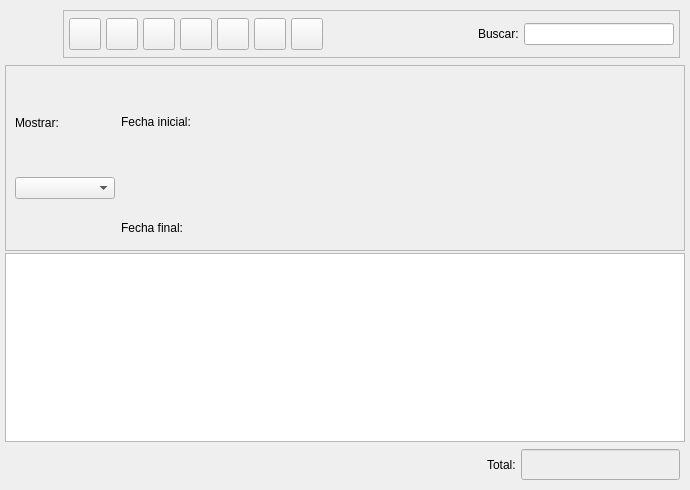
Before: the Qt Designer form bulmages/bulmafact/src/presupuestoslistbase.ui in eboladev/Bulmages-1, drawn with Qt 5.
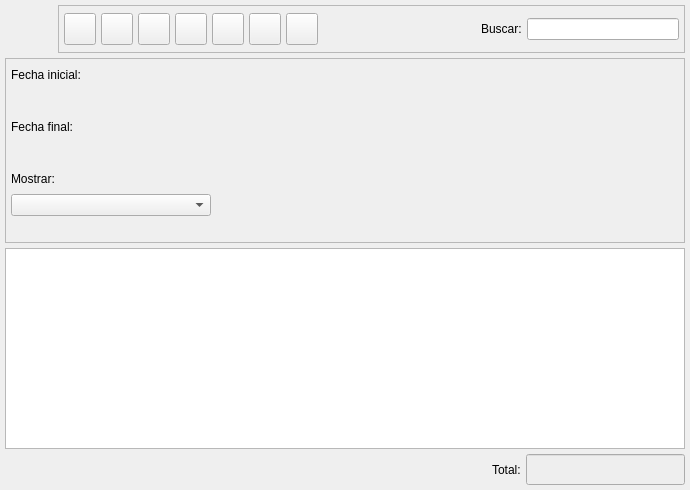
After: the same form once the commit is applied. Icons and pictures are not drawn. Custom widgets are drawn as their Qt base class.

The edit to the form file:
```diff
--- a/bulmages/bulmafact/src/presupuestoslistbase.ui
+++ b/bulmages/bulmafact/src/presupuestoslistbase.ui
@@ -19,386 +19,29 @@
   <property name="windowIcon" >
    <iconset resource="../../bulmages.qrc" >:/Bulmafact48x48/images/png/48x48/i_bulmages_ventas_presupuestos_listado.48x48.png</iconset>
   </property>
-  <layout class="QVBoxLayout" >
+  <layout class="QGridLayout" >
    <property name="margin" >
     <number>5</number>
    </property>
    <property name="spacing" >
-    <number>2</number>
+    <number>5</number>
    </property>
-   <item>
-    <layout class="QHBoxLayout" >
-     <property name="margin" >
-      <number>5</number>
-     </property>
-     <property name="spacing" >
-      <number>5</number>
-     </property>
-     <item>
-      <widget class="QLabel" name="label" >
-       <property name="minimumSize" >
-        <size>
-         <width>48</width>
-         <height>48</height>
-        </size>
-       </property>
-       <property name="maximumSize" >
-        <size>
-         <width>48</width>
-         <height>48</height>
-        </size>
-       </property>
-       <property name="text" >
-        <string/>
-       </property>
-       <property name="pixmap" >
-        <pixmap resource="../../bulmages.qrc" >:/Bulmafact48x48/images/png/48x48/i_bulmages_ventas_presupuestos_listado.48x48.png</pixmap>
-       </property>
-      </widget>
-     </item>
-     <item>
-      <widget class="QFrame" name="m_botonera" >
-       <property name="frameShape" >
-        <enum>QFrame::StyledPanel</enum>
-       </property>
-       <property name="frameShadow" >
-        <enum>QFrame::Raised</enum>
-       </property>
-       <layout class="QHBoxLayout" >
-        <property name="margin" >
-         <number>5</number>
-        </property>
-        <property name="spacing" >
-         <number>5</number>
-        </property>
-        <item>
-         <widget class="QToolButton" name="mui_crear" >
-          <property name="minimumSize" >
-           <size>
-            <width>32</width>
-            <height>32</height>
-           </size>
-          </property>
-          <property name="maximumSize" >
-           <size>
-            <width>32</width>
-            <height>32</height>
-           </size>
-          </property>
-          <property name="toolTip" >
-           <string>Nuevo presupuesto</string>
-          </property>
-          <property name="whatsThis" >
-           <string>Nuevo presupuesto</string>
-          </property>
-          <property name="text" >
-           <string/>
-          </property>
-          <property name="icon" >
-           <iconset resource="../../bulmages.qrc" >:/Genericos32x32/images/png/i_fileNew.xpm</iconset>
-          </property>
-          <property name="iconSize" >
-           <size>
-            <width>32</width>
-            <height>32</height>
-           </size>
-          </property>
-          <property name="shortcut" >
-           <string>Ctrl+N</string>
-          </property>
-         </widget>
-        </item>
-        <item>
-         <widget class="QToolButton" name="mui_editar" >
-          <property name="minimumSize" >
-           <size>
-            <width>32</width>
-            <height>32</height>
-           </size>
-          </property>
-          <property name="maximumSize" >
-           <size>
-            <width>32</width>
-            <height>32</height>
-           </size>
-          </property>
-          <property name="toolTip" >
-           <string>Editar presupuesto</string>
-          </property>
-          <property name="whatsThis" >
-           <string>Editar presupuesto</string>
-          </property>
-          <property name="text" >
-           <string/>
-          </property>
-          <property name="icon" >
-           <iconset resource="../../bulmages.qrc" >:/Genericos32x32/images/png/i_edit.png</iconset>
-          </property>
-          <property name="iconSize" >
-           <size>
-            <width>32</width>
-            <height>32</height>
-           </size>
-          </property>
-          <property name="shortcut" >
-           <string>Ctrl+E</string>
-          </property>
-         </widget>
-        </item>
-        <item>
-         <widget class="QToolButton" name="mui_borrar" >
-          <property name="minimumSize" >
-           <size>
-            <width>32</width>
-            <height>32</height>
-           </size>
-          </property>
-          <property name="maximumSize" >
-           <size>
-            <width>32</width>
-            <height>32</height>
-           </size>
-          </property>
-          <property name="toolTip" >
-           <string>Borrar presupuesto</string>
-          </property>
-          <property name="whatsThis" >
-           <string>Borrar presupuesto</string>
-          </property>
-          <property name="text" >
-           <string/>
-          </property>
-          <property name="icon" >
-           <iconset resource="../../bulmages.qrc" >:/Genericos32x32/images/png/i_editDelete.png</iconset>
-          </property>
-          <property name="iconSize" >
-           <size>
-            <width>32</width>
-            <height>32</height>
-           </size>
-          </property>
-          <property name="shortcut" >
-           <string>Ctrl+D</string>
-          </property>
-         </widget>
-        </item>
-        <item>
-         <widget class="QToolButton" name="mui_imprimir" >
-          <property name="minimumSize" >
-           <size>
-            <width>32</width>
-            <height>32</height>
-           </size>
-          </property>
-          <property name="maximumSize" >
-           <size>
-            <width>32</width>
-            <height>32</height>
-           </size>
-          </property>
-          <property name="toolTip" >
-           <string>Imprimir listado</string>
-          </property>
-          <property name="whatsThis" >
-           <string>Imprimir listado</string>
-          </property>
-          <property name="text" >
-           <string/>
-          </property>
-          <property name="icon" >
-           <iconset resource="../../bulmages.qrc" >:/Genericos32x32/images/png/i_filePrint.xpm</iconset>
-          </property>
-          <property name="iconSize" >
-           <size>
-            <width>32</width>
-            <height>32</height>
-           </size>
-          </property>
-          <property name="shortcut" >
-           <string>Ctrl+P</string>
-          </property>
-         </widget>
-        </item>
-        <item>
-         <widget class="QToolButton" name="mui_filtrar" >
-          <property name="minimumSize" >
-           <size>
-            <width>32</width>
-            <height>32</height>
-           </size>
-          </property>
-          <property name="maximumSize" >
-           <size>
-            <width>32</width>
-            <height>32</height>
-           </size>
-          </property>
-          <property name="toolTip" >
-           <string>Filtrar pedidos</string>
-          </property>
-          <property name="whatsThis" >
-           <string>Filtrar pedidos</string>
-          </property>
-          <property name="text" >
-           <string/>
-          </property>
-          <property name="icon" >
-           <iconset resource="../../bulmages.qrc" >:/Genericos32x32/images/png/i_find.png</iconset>
-          </property>
-          <property name="iconSize" >
-           <size>
-            <width>32</width>
-            <height>32</height>
-           </size>
-          </property>
-          <property name="checkable" >
-           <bool>true</bool>
-          </property>
-         </widget>
-        </item>
-        <item>
-         <widget class="QToolButton" name="mui_configurar" >
-          <property name="minimumSize" >
-           <size>
-            <width>32</width>
-            <height>32</height>
-           </size>
-          </property>
-          <property name="maximumSize" >
-           <size>
-            <width>32</width>
-            <height>32</height>
-           </size>
-          </property>
-          <property name="toolTip" >
-           <string>Configurar listado</string>
-          </property>
-          <property name="whatsThis" >
-           <string>Configurar listado</string>
-          </property>
-          <property name="text" >
-           <string/>
-          </property>
-          <property name="icon" >
-           <iconset resource="../../bulmages.qrc" >:/Genericos32x32/images/png/i_packageSettings.png</iconset>
-          </property>
-          <property name="iconSize" >
-           <size>
-            <width>32</width>
-            <height>32</height>
-           </size>
-          </property>
-          <property name="checkable" >
-           <bool>true</bool>
-          </property>
-         </widget>
-        </item>
-        <item>
-         <widget class="QToolButton" name="mui_actualizar" >
-          <property name="minimumSize" >
-           <size>
-            <width>32</width>
-            <height>32</height>
-           </size>
-          </property>
-          <property name="maximumSize" >
-           <size>
-            <width>32</width>
-            <height>32</height>
-           </size>
-          </property>
-          <property name="toolTip" >
-           <string>Actualizar listado</string>
-          </property>
-          <property name="whatsThis" >
-           <string>Actualizar listado</string>
-          </property>
-          <property name="text" >
-           <string/>
-          </property>
-          <property name="icon" >
-           <iconset resource="../../bulmages.qrc" >:/Genericos32x32/images/png/i_reload.png</iconset>
-          </property>
-          <property name="iconSize" >
-           <size>
-            <width>22</width>
-            <height>22</height>
-           </size>
-          </property>
-          <property name="shortcut" >
-           <string>F5</string>
-          </property>
-         </widget>
-        </item>
-        <item>
-         <widget class="QFrame" name="mui_plugbotones" >
-          <property name="sizePolicy" >
-           <sizepolicy>
-            <hsizetype>0</hsizetype>
-            <vsizetype>0</vsizetype>
-            <horstretch>0</horstretch>
-            <verstretch>0</verstretch>
-           </sizepolicy>
-          </property>
-          <property name="frameShape" >
-           <enum>QFrame::NoFrame</enum>
-          </property>
-          <property name="frameShadow" >
-           <enum>QFrame::Plain</enum>
-          </property>
-          <property name="lineWidth" >
-           <number>0</number>
-          </property>
-         </widget>
-        </item>
-        <item>
-         <spacer>
-          <property name="orientation" >
-           <enum>Qt::Horizontal</enum>
-          </property>
-          <property name="sizeType" >
-           <enum>QSizePolicy::Expanding</enum>
-          </property>
-          <property name="sizeHint" >
-           <size>
-            <width>91</width>
-            <height>34</height>
-           </size>
-          </property>
-         </spacer>
-        </item>
-        <item>
-         <widget class="QLabel" name="textLabel1_2" >
-          <property name="text" >
-           <string>Buscar:</string>
-          </property>
-         </widget>
-        </item>
-        <item>
-         <widget class="QLineEdit" name="m_filtro" >
-          <property name="minimumSize" >
-           <size>
-            <width>150</width>
-            <height>0</height>
-           </size>
-          </property>
-         </widget>
-        </item>
-       </layout>
-      </widget>
-     </item>
-    </layout>
-   </item>
-   <item>
+   <item row="1" column="0" >
     <widget class="QFrame" name="m_busqueda" >
      <property name="sizePolicy" >
       <sizepolicy>
        <hsizetype>7</hsizetype>
-       <vsizetype>0</vsizetype>
+       <vsizetype>5</vsizetype>
        <horstretch>0</horstretch>
        <verstretch>0</verstretch>
       </sizepolicy>
      </property>
+     <property name="minimumSize" >
+      <size>
+       <width>16</width>
+       <height>185</height>
+      </size>
+     </property>
      <property name="frameShape" >
       <enum>QFrame::StyledPanel</enum>
      </property>
@@ -407,205 +50,195 @@
      </property>
      <layout class="QGridLayout" >
       <property name="margin" >
-       <number>9</number>
+       <number>5</number>
       </property>
       <property name="spacing" >
-       <number>6</number>
+       <number>5</number>
       </property>
-      <item rowspan="2" row="1" column="2" >
-       <widget class="BusquedaCliente" native="1" name="m_cliente" >
+      <item row="6" column="0" >
+       <spacer>
+        <property name="orientation" >
+         <enum>Qt::Vertical</enum>
+        </property>
+        <property name="sizeType" >
+         <enum>QSizePolicy::Preferred</enum>
+        </property>
+        <property name="sizeHint" >
+         <size>
+          <width>20</width>
+          <height>21</height>
+         </size>
+        </property>
+       </spacer>
+      </item>
+      <item row="5" column="0" >
+       <widget class="QComboBox" name="mui_procesada" >
         <property name="sizePolicy" >
          <sizepolicy>
-          <hsizetype>7</hsizetype>
-          <vsizetype>0</vsizetype>
+          <hsizetype>0</hsizetype>
+          <vsizetype>5</vsizetype>
           <horstretch>0</horstretch>
           <verstretch>0</verstretch>
          </sizepolicy>
         </property>
         <property name="minimumSize" >
          <size>
-          <width>0</width>
-          <height>80</height>
+          <width>200</width>
+          <height>21</height>
          </size>
         </property>
-        <property name="maximumSize" >
-         <size>
-          <width>16777215</width>
-          <height>16777215</height>
-         </size>
+        <property name="focusPolicy" >
+         <enum>Qt::StrongFocus</enum>
         </property>
-        <property name="autoFillBackground" >
-         <bool>false</bool>
+        <property name="frame" >
+         <bool>true</bool>
         </property>
        </widget>
       </item>
-      <item row="0" column="2" >
-       <widget class="BusquedaArticulo" native="1" name="m_articulo" >
+      <item row="4" column="0" >
+       <widget class="QLabel" name="label_2" >
         <property name="sizePolicy" >
          <sizepolicy>
-          <hsizetype>7</hsizetype>
-          <vsizetype>0</vsizetype>
+          <hsizetype>5</hsizetype>
+          <vsizetype>5</vsizetype>
           <horstretch>0</horstretch>
           <verstretch>0</verstretch>
          </sizepolicy>
         </property>
+        <property name="text" >
+         <string>Mostrar:</string>
+        </property>
+        <property name="alignment" >
+         <set>Qt::AlignLeading|Qt::AlignLeft|Qt::AlignVCenter</set>
+        </property>
+        <property name="buddy" >
+         <cstring>mui_procesada</cstring>
+        </property>
+       </widget>
+      </item>
+      <item row="3" column="0" >
+       <widget class="BusquedaFecha" native="1" name="m_fechafin" >
+        <property name="sizePolicy" >
+         <sizepolicy>
+          <hsizetype>0</hsizetype>
+          <vsizetype>5</vsizetype>
+          <horstretch>0</horstretch>
+          <verstretch>0</verstretch>
+         </sizepolicy>
+        </property>
         <property name="minimumSize" >
          <size>
-          <width>0</width>
-          <height>80</height>
+          <width>200</width>
+          <height>21</height>
          </size>
         </property>
-        <property name="maximumSize" >
+       </widget>
+      </item>
+      <item row="0" column="0" >
+       <widget class="QLabel" name="textLabel1_4" >
+        <property name="sizePolicy" >
+         <sizepolicy>
+          <hsizetype>5</hsizetype>
+          <vsizetype>5</vsizetype>
+          <horstretch>0</horstretch>
+          <verstretch>0</verstretch>
+         </sizepolicy>
+        </property>
+        <property name="text" >
+         <string>Fecha inicial:</string>
+        </property>
+       </widget>
+      </item>
+      <item row="1" column="0" >
+       <widget class="BusquedaFecha" native="1" name="m_fechain" >
+        <property name="sizePolicy" >
+         <sizepolicy>
+          <hsizetype>0</hsizetype>
+          <vsizetype>5</vsizetype>
+          <horstretch>0</horstretch>
+          <verstretch>0</verstretch>
+         </sizepolicy>
+        </property>
+        <property name="minimumSize" >
          <size>
-          <width>16777215</width>
-          <height>16777215</height>
+          <width>200</width>
+          <height>21</height>
          </size>
         </property>
        </widget>
       </item>
-      <item rowspan="3" row="0" column="0" >
+      <item row="2" column="0" >
+       <widget class="QLabel" name="textLabel1_4_2" >
+        <property name="sizePolicy" >
+         <sizepolicy>
+          <hsizetype>5</hsizetype>
+          <vsizetype>5</vsizetype>
+          <horstretch>0</horstretch>
+          <verstretch>0</verstretch>
+         </sizepolicy>
+        </property>
+        <property name="text" >
+         <string>Fecha final:</string>
+        </property>
+       </widget>
+      </item>
+      <item rowspan="7" row="0" column="1" >
        <layout class="QVBoxLayout" >
         <property name="margin" >
          <number>0</number>
         </property>
         <property name="spacing" >
-         <number>6</number>
+         <number>5</number>
         </property>
         <item>
-         <widget class="QLabel" name="label_2" >
+         <widget class="BusquedaArticulo" native="1" name="m_articulo" >
           <property name="sizePolicy" >
            <sizepolicy>
-            <hsizetype>0</hsizetype>
-            <vsizetype>0</vsizetype>
+            <hsizetype>5</hsizetype>
+            <vsizetype>5</vsizetype>
             <horstretch>0</horstretch>
             <verstretch>0</verstretch>
            </sizepolicy>
           </property>
-          <property name="text" >
-           <string>Mostrar:</string>
-          </property>
-          <property name="alignment" >
-           <set>Qt::AlignLeading|Qt::AlignLeft|Qt::AlignVCenter</set>
-          </property>
-          <property name="buddy" >
-           <cstring>mui_procesada</cstring>
-          </property>
-         </widget>
-        </item>
-        <item>
-         <widget class="QComboBox" name="mui_procesada" >
-          <property name="sizePolicy" >
-           <sizepolicy>
-            <hsizetype>0</hsizetype>
-            <vsizetype>0</vsizetype>
-            <horstretch>0</horstretch>
-            <verstretch>0</verstretch>
-           </sizepolicy>
-          </property>
           <property name="minimumSize" >
            <size>
-            <width>100</width>
-            <height>0</height>
+            <width>0</width>
+            <height>80</height>
            </size>
           </property>
           <property name="maximumSize" >
            <size>
-            <width>200</width>
+            <width>16777215</width>
             <height>16777215</height>
            </size>
           </property>
-          <property name="focusPolicy" >
-           <enum>Qt::StrongFocus</enum>
-          </property>
-          <property name="frame" >
-           <bool>true</bool>
-          </property>
          </widget>
         </item>
-       </layout>
-      </item>
-      <item rowspan="2" row="0" column="1" >
-       <layout class="QVBoxLayout" >
-        <property name="margin" >
-         <number>0</number>
-        </property>
-        <property name="spacing" >
-         <number>6</number>
-        </property>
         <item>
-         <widget class="QLabel" name="textLabel1_4" >
+         <widget class="BusquedaCliente" native="1" name="m_cliente" >
           <property name="sizePolicy" >
            <sizepolicy>
-            <hsizetype>0</hsizetype>
-            <vsizetype>0</vsizetype>
+            <hsizetype>5</hsizetype>
+            <vsizetype>5</vsizetype>
             <horstretch>0</horstretch>
             <verstretch>0</verstretch>
            </sizepolicy>
           </property>
-          <property name="text" >
-           <string>Fecha inicial:</string>
-          </property>
-         </widget>
-        </item>
-        <item>
-         <widget class="BusquedaFecha" native="1" name="m_fechain" >
-          <property name="sizePolicy" >
-           <sizepolicy>
-            <hsizetype>0</hsizetype>
-            <vsizetype>0</vsizetype>
-            <horstretch>0</horstretch>
-            <verstretch>0</verstretch>
-           </sizepolicy>
-          </property>
           <property name="minimumSize" >
            <size>
-            <width>150</width>
-            <height>0</height>
+            <width>0</width>
+            <height>80</height>
            </size>
           </property>
-         </widget>
-        </item>
-       </layout>
-      </item>
-      <item row="2" column="1" >
-       <layout class="QVBoxLayout" >
-        <property name="margin" >
-         <number>0</number>
-        </property>
-        <property name="spacing" >
-         <number>6</number>
-        </property>
-        <item>
-         <widget class="QLabel" name="textLabel1_4_2" >
-          <property name="sizePolicy" >
-           <sizepolicy>
-            <hsizetype>0</hsizetype>
-            <vsizetype>0</vsizetype>
-            <horstretch>0</horstretch>
-            <verstretch>0</verstretch>
-           </sizepolicy>
-          </property>
-          <property name="text" >
-           <string>Fecha final:</string>
-          </property>
-         </widget>
-        </item>
-        <item>
-         <widget class="BusquedaFecha" native="1" name="m_fechafin" >
-          <property name="sizePolicy" >
-           <sizepolicy>
-            <hsizetype>0</hsizetype>
-            <vsizetype>0</vsizetype>
-            <horstretch>0</horstretch>
-            <verstretch>0</verstretch>
-           </sizepolicy>
-          </property>
-          <property name="minimumSize" >
+          <property name="maximumSize" >
            <size>
-            <width>150</width>
-            <height>0</height>
+            <width>16777215</width>
+            <height>16777215</height>
            </size>
           </property>
+          <property name="autoFillBackground" >
+           <bool>false</bool>
+          </property>
          </widget>
         </item>
        </layout>
@@ -613,22 +246,10 @@
      </layout>
     </widget>
    </item>
-   <item>
-    <widget class="PresupuestoListSubForm" name="mui_list" >
-     <property name="sizePolicy" >
-      <sizepolicy>
-       <hsizetype>7</hsizetype>
-       <vsizetype>7</vsizetype>
-       <horstretch>0</horstretch>
-       <verstretch>0</verstretch>
-      </sizepolicy>
-     </property>
-    </widget>
-   </item>
-   <item>
+   <item row="3" column="0" >
     <layout class="QHBoxLayout" >
      <property name="margin" >
-      <number>5</number>
+      <number>0</number>
      </property>
      <property name="spacing" >
       <number>5</number>
@@ -733,15 +354,385 @@
      </item>
     </layout>
    </item>
+   <item row="2" column="0" >
+    <widget class="PresupuestoListSubForm" name="mui_list" >
+     <property name="sizePolicy" >
+      <sizepolicy>
+       <hsizetype>7</hsizetype>
+       <vsizetype>7</vsizetype>
+       <horstretch>0</horstretch>
+       <verstretch>0</verstretch>
+      </sizepolicy>
+     </property>
+    </widget>
+   </item>
+   <item row="0" column="0" >
+    <layout class="QHBoxLayout" >
+     <property name="margin" >
+      <number>0</number>
+     </property>
+     <property name="spacing" >
+      <number>5</number>
+     </property>
+     <item>
+      <widget class="QLabel" name="label" >
+       <property name="minimumSize" >
+        <size>
+         <width>48</width>
+         <height>48</height>
+        </size>
+       </property>
+       <property name="maximumSize" >
+        <size>
+         <width>48</width>
+         <height>48</height>
+        </size>
+       </property>
+       <property name="text" >
+        <string/>
+       </property>
+       <property name="pixmap" >
+        <pixmap resource="../../bulmages.qrc" >:/Bulmafact48x48/images/png/48x48/i_bulmages_ventas_presupuestos_listado.48x48.png</pixmap>
+       </property>
+      </widget>
+     </item>
+     <item>
+      <widget class="QFrame" name="m_botonera" >
+       <property name="frameShape" >
+        <enum>QFrame::StyledPanel</enum>
+       </property>
+       <property name="frameShadow" >
+        <enum>QFrame::Raised</enum>
+       </property>
+       <layout class="QHBoxLayout" >
+        <property name="margin" >
+         <number>5</number>
+        </property>
+        <property name="spacing" >
+         <number>5</number>
+        </property>
+        <item>
+         <widget class="QToolButton" name="mui_crear" >
+          <property name="minimumSize" >
+           <size>
+            <width>32</width>
+            <height>32</height>
+           </size>
+          </property>
+          <property name="maximumSize" >
+           <size>
+            <width>32</width>
+            <height>32</height>
+           </size>
+          </property>
+          <property name="toolTip" >
+           <string>Nuevo presupuesto</string>
+          </property>
+          <property name="whatsThis" >
+           <string>Nuevo presupuesto</string>
+          </property>
+          <property name="text" >
+           <string/>
+          </property>
+          <property name="icon" >
+           <iconset resource="../../bulmages.qrc" >:/Genericos32x32/images/png/i_fileNew.xpm</iconset>
+          </property>
+          <property name="iconSize" >
+           <size>
+            <width>32</width>
+            <height>32</height>
+           </size>
+          </property>
+          <property name="shortcut" >
+           <string>Ctrl+N</string>
+          </property>
+         </widget>
+        </item>
+        <item>
+         <widget class="QToolButton" name="mui_editar" >
+          <property name="minimumSize" >
+           <size>
+            <width>32</width>
+            <height>32</height>
+           </size>
+          </property>
+          <property name="maximumSize" >
+           <size>
+            <width>32</width>
+            <height>32</height>
+           </size>
+          </property>
+          <property name="toolTip" >
+           <string>Editar presupuesto</string>
+          </property>
+          <property name="whatsThis" >
+           <string>Editar presupuesto</string>
+          </property>
+          <property name="text" >
+           <string/>
+          </property>
+          <property name="icon" >
+           <iconset resource="../../bulmages.qrc" >:/Genericos32x32/images/png/i_edit.png</iconset>
+          </property>
+          <property name="iconSize" >
+           <size>
+            <width>32</width>
+            <height>32</height>
+           </size>
+          </property>
+          <property name="shortcut" >
+           <string>Ctrl+E</string>
+          </property>
+         </widget>
+        </item>
+        <item>
+         <widget class="QToolButton" name="mui_borrar" >
+          <property name="minimumSize" >
+           <size>
+            <width>32</width>
+            <height>32</height>
+           </size>
+          </property>
+          <property name="maximumSize" >
+           <size>
+            <width>32</width>
+            <height>32</height>
+           </size>
+          </property>
+          <property name="toolTip" >
+           <string>Borrar presupuesto</string>
+          </property>
+          <property name="whatsThis" >
+           <string>Borrar presupuesto</string>
+          </property>
+          <property name="text" >
+           <string/>
+          </property>
+          <property name="icon" >
+           <iconset resource="../../bulmages.qrc" >:/Genericos32x32/images/png/i_editDelete.png</iconset>
+          </property>
+          <property name="iconSize" >
+           <size>
+            <width>32</width>
+            <height>32</height>
+           </size>
+          </property>
+          <property name="shortcut" >
+           <string>Ctrl+D</string>
+          </property>
+         </widget>
+        </item>
+        <item>
+         <widget class="QToolButton" name="mui_imprimir" >
+          <property name="minimumSize" >
+           <size>
+            <width>32</width>
+            <height>32</height>
+           </size>
+          </property>
+          <property name="maximumSize" >
+           <size>
+            <width>32</width>
+            <height>32</height>
+           </size>
+          </property>
+          <property name="toolTip" >
+           <string>Imprimir listado</string>
+          </property>
+          <property name="whatsThis" >
+           <string>Imprimir listado</string>
+          </property>
+          <property name="text" >
+           <string/>
+          </property>
+          <property name="icon" >
+           <iconset resource="../../bulmages.qrc" >:/Genericos32x32/images/png/i_filePrint.xpm</iconset>
+          </property>
+          <property name="iconSize" >
+           <size>
+            <width>32</width>
+            <height>32</height>
+           </size>
+          </property>
+          <property name="shortcut" >
+           <string>Ctrl+P</string>
+          </property>
+         </widget>
+        </item>
+        <item>
+         <widget class="QToolButton" name="mui_filtrar" >
+          <property name="minimumSize" >
+           <size>
+            <width>32</width>
+            <height>32</height>
+           </size>
+          </property>
+          <property name="maximumSize" >
+           <size>
+            <width>32</width>
+            <height>32</height>
+           </size>
+          </property>
+          <property name="toolTip" >
+           <string>Filtrar pedidos</string>
+          </property>
+          <property name="whatsThis" >
+           <string>Filtrar pedidos</string>
+          </property>
+          <property name="text" >
+           <string/>
+          </property>
+          <property name="icon" >
+           <iconset resource="../../bulmages.qrc" >:/Genericos32x32/images/png/i_find.png</iconset>
+          </property>
+          <property name="iconSize" >
+           <size>
+            <width>32</width>
+            <height>32</height>
+           </size>
+          </property>
+          <property name="checkable" >
+           <bool>true</bool>
+          </property>
+         </widget>
+        </item>
+        <item>
+         <widget class="QToolButton" name="mui_configurar" >
+          <property name="minimumSize" >
+           <size>
+            <width>32</width>
+            <height>32</height>
+           </size>
+          </property>
+          <property name="maximumSize" >
+           <size>
+            <width>32</width>
+            <height>32</height>
+           </size>
+          </property>
+          <property name="toolTip" >
+           <string>Configurar listado</string>
+          </property>
+          <property name="whatsThis" >
+           <string>Configurar listado</string>
+          </property>
+          <property name="text" >
+           <string/>
+          </property>
+          <property name="icon" >
+           <iconset resource="../../bulmages.qrc" >:/Genericos32x32/images/png/i_packageSettings.png</iconset>
+          </property>
+          <property name="iconSize" >
+           <size>
+            <width>32</width>
+            <height>32</height>
+           </size>
+          </property>
+          <property name="checkable" >
+           <bool>true</bool>
+          </property>
+         </widget>
+        </item>
+        <item>
+         <widget class="QToolButton" name="mui_actualizar" >
+          <property name="minimumSize" >
+           <size>
+            <width>32</width>
+            <height>32</height>
+           </size>
+          </property>
+          <property name="maximumSize" >
+           <size>
+            <width>32</width>
+            <height>32</height>
+           </size>
+          </property>
+          <property name="toolTip" >
+           <string>Actualizar listado</string>
+          </property>
+          <property name="whatsThis" >
+           <string>Actualizar listado</string>
+          </property>
+          <property name="text" >
+           <string/>
+          </property>
+          <property name="icon" >
+           <iconset resource="../../bulmages.qrc" >:/Genericos32x32/images/png/i_reload.png</iconset>
+          </property>
+          <property name="iconSize" >
+           <size>
+            <width>22</width>
+            <height>22</height>
+           </size>
+          </property>
+          <property name="shortcut" >
+           <string>F5</string>
+          </property>
+         </widget>
+        </item>
+        <item>
+         <widget class="QFrame" name="mui_plugbotones" >
+          <property name="sizePolicy" >
+           <sizepolicy>
+            <hsizetype>0</hsizetype>
+            <vsizetype>0</vsizetype>
+            <horstretch>0</horstretch>
+            <verstretch>0</verstretch>
+           </sizepolicy>
+          </property>
+          <property name="frameShape" >
+           <enum>QFrame::NoFrame</enum>
+          </property>
+          <property name="frameShadow" >
+           <enum>QFrame::Plain</enum>
+          </property>
+          <property name="lineWidth" >
+           <number>0</number>
+          </property>
+         </widget>
+        </item>
+        <item>
+         <spacer>
+          <property name="orientation" >
+           <enum>Qt::Horizontal</enum>
+          </property>
+          <property name="sizeType" >
+           <enum>QSizePolicy::Expanding</enum>
+          </property>
+          <property name="sizeHint" >
+           <size>
+            <width>91</width>
+            <height>34</height>
+           </size>
+          </property>
+         </spacer>
+        </item>
+        <item>
+         <widget class="QLabel" name="textLabel1_2" >
+          <property name="text" >
+           <string>Buscar:</string>
+          </property>
+         </widget>
+        </item>
+        <item>
+         <widget class="QLineEdit" name="m_filtro" >
+          <property name="minimumSize" >
+           <size>
+            <width>150</width>
+            <height>0</height>
+           </size>
+          </property>
+         </widget>
+        </item>
+       </layout>
+      </widget>
+     </item>
+    </layout>
+   </item>
   </layout>
  </widget>
  <layoutdefault spacing="3" margin="5" />
  <customwidgets>
-  <customwidget>
-   <class>BusquedaFecha</class>
-   <extends>QWidget</extends>
-   <header>../../../bulmalib/src/busquedafecha.h</header>
-  </customwidget>
   <customwidget>
    <class>BusquedaCliente</class>
    <extends>QWidget</extends>
@@ -757,6 +748,11 @@
    <extends>QWidget</extends>
    <header>busquedaarticulo.h</header>
   </customwidget>
+  <customwidget>
+   <class>BusquedaFecha</class>
+   <extends>QWidget</extends>
+   <header>../../../bulmalib/src/busquedafecha.h</header>
+  </customwidget>
  </customwidgets>
  <resources>
   <include location="../../bulmages.qrc" />
```
